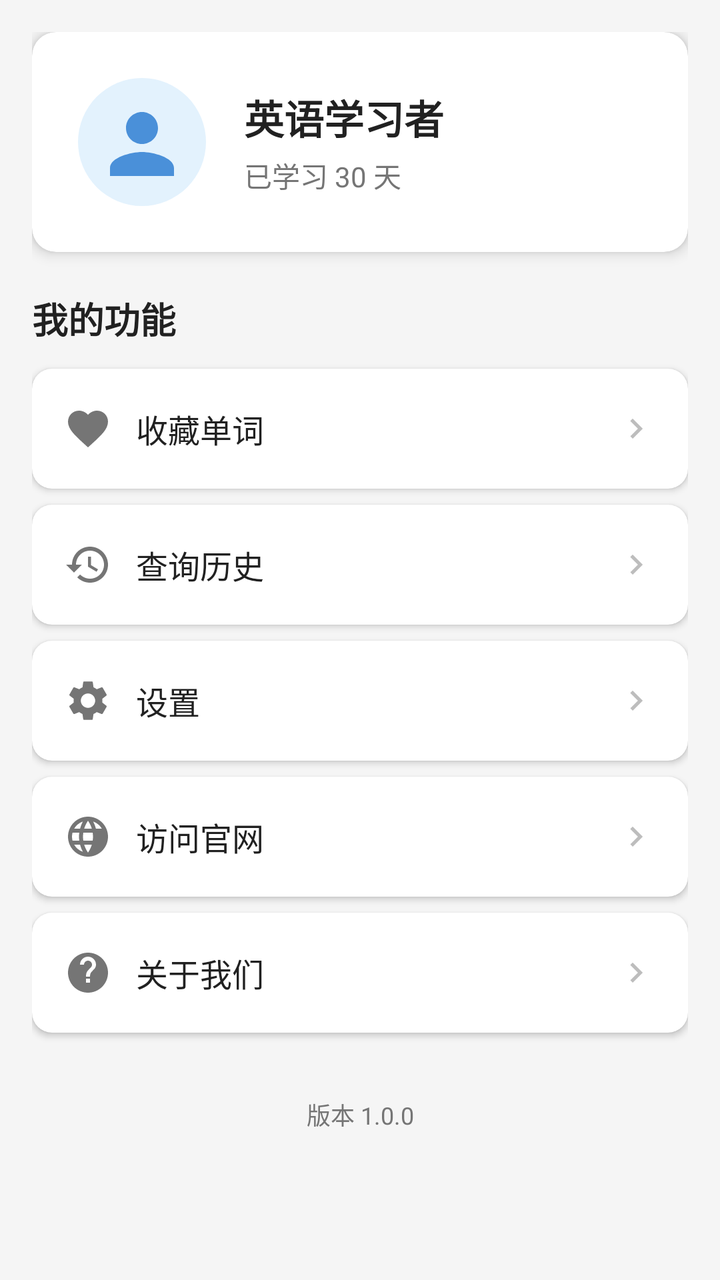
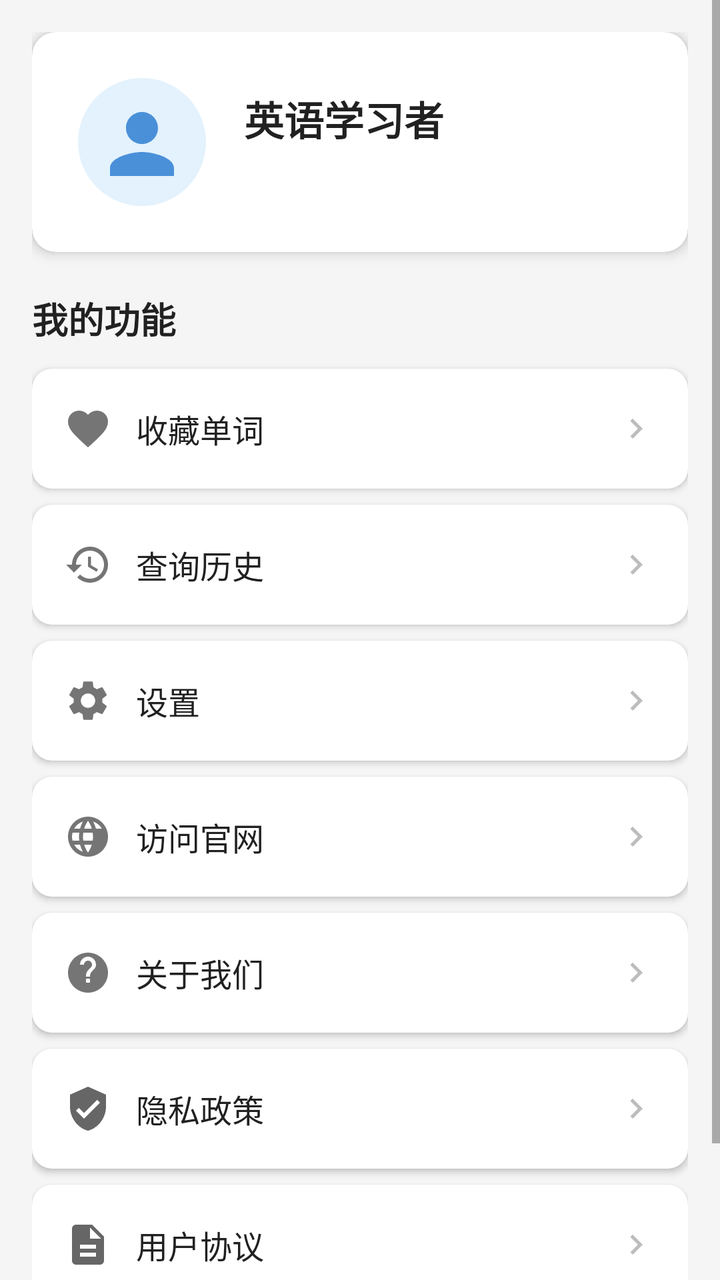

Two renders of the same Android screen: before a commit and after it. Below are the layout's source before the change and the commit's diff.
<!-- AndroidManifest.xml: application theme Theme.EnglishWorld -->
<!-- res/layout/fragment_mine.xml -->
<?xml version="1.0" encoding="utf-8"?>
<ScrollView xmlns:android="http://schemas.android.com/apk/res/android"
    xmlns:app="http://schemas.android.com/apk/res-auto"
    android:layout_width="match_parent"
    android:layout_height="match_parent"
    android:background="@color/background_color">

    <LinearLayout
        android:layout_width="match_parent"
        android:layout_height="wrap_content"
        android:orientation="vertical"
        android:padding="16dp">

        
        <androidx.cardview.widget.CardView
            android:layout_width="match_parent"
            android:layout_height="wrap_content"
            android:layout_marginBottom="20dp"
            app:cardCornerRadius="12dp"
            app:cardElevation="4dp">

            <LinearLayout
                android:layout_width="match_parent"
                android:layout_height="wrap_content"
                android:gravity="center_vertical"
                android:orientation="horizontal"
                android:padding="20dp">

                <ImageView
                    android:layout_width="70dp"
                    android:layout_height="70dp"
                    android:src="@drawable/ic_avatar"
                    android:contentDescription="头像" />

                <LinearLayout
                    android:layout_width="0dp"
                    android:layout_height="wrap_content"
                    android:layout_marginStart="16dp"
                    android:layout_weight="1"
                    android:orientation="vertical">

                    <TextView
                        android:layout_width="wrap_content"
                        android:layout_height="wrap_content"
                        android:text="英语学习者"
                        android:textColor="@color/text_primary"
                        android:textSize="20sp"
                        android:textStyle="bold" />

                    <TextView
                        android:layout_width="wrap_content"
                        android:layout_height="wrap_content"
                        android:layout_marginTop="4dp"
                        android:text="已学习 30 天"
                        android:textColor="@color/text_secondary"
                        android:textSize="14sp" />

                </LinearLayout>

            </LinearLayout>

        </androidx.cardview.widget.CardView>

        
        <TextView
            android:layout_width="wrap_content"
            android:layout_height="wrap_content"
            android:layout_marginBottom="12dp"
            android:text="我的功能"
            android:textColor="@color/text_primary"
            android:textSize="18sp"
            android:textStyle="bold" />

        <androidx.cardview.widget.CardView
            android:id="@+id/cardFavorite"
            android:layout_width="match_parent"
            android:layout_height="60dp"
            android:layout_marginBottom="8dp"
            app:cardCornerRadius="10dp"
            app:cardElevation="2dp">

            <LinearLayout
                android:layout_width="match_parent"
                android:layout_height="match_parent"
                android:gravity="center_vertical"
                android:orientation="horizontal"
                android:paddingHorizontal="16dp">

                <ImageView
                    android:layout_width="24dp"
                    android:layout_height="24dp"
                    android:src="@drawable/ic_favorite" />

                <TextView
                    android:layout_width="0dp"
                    android:layout_height="wrap_content"
                    android:layout_marginStart="12dp"
                    android:layout_weight="1"
                    android:text="收藏单词"
                    android:textColor="@color/text_primary"
                    android:textSize="16sp" />

                <ImageView
                    android:layout_width="20dp"
                    android:layout_height="20dp"
                    android:src="@drawable/ic_arrow_right" />

            </LinearLayout>

        </androidx.cardview.widget.CardView>

        <androidx.cardview.widget.CardView
            android:id="@+id/cardHistory"
            android:layout_width="match_parent"
            android:layout_height="60dp"
            android:layout_marginBottom="8dp"
            app:cardCornerRadius="10dp"
            app:cardElevation="2dp">

            <LinearLayout
                android:layout_width="match_parent"
                android:layout_height="match_parent"
                android:gravity="center_vertical"
                android:orientation="horizontal"
                android:paddingHorizontal="16dp">

                <ImageView
                    android:layout_width="24dp"
                    android:layout_height="24dp"
                    android:src="@drawable/ic_history" />

                <TextView
                    android:layout_width="0dp"
                    android:layout_height="wrap_content"
                    android:layout_marginStart="12dp"
                    android:layout_weight="1"
                    android:text="查询历史"
                    android:textColor="@color/text_primary"
                    android:textSize="16sp" />

                <ImageView
                    android:layout_width="20dp"
                    android:layout_height="20dp"
                    android:src="@drawable/ic_arrow_right" />

            </LinearLayout>

        </androidx.cardview.widget.CardView>

        <androidx.cardview.widget.CardView
            android:id="@+id/cardSettings"
            android:layout_width="match_parent"
            android:layout_height="60dp"
            android:layout_marginBottom="8dp"
            app:cardCornerRadius="10dp"
            app:cardElevation="2dp">

            <LinearLayout
                android:layout_width="match_parent"
                android:layout_height="match_parent"
                android:gravity="center_vertical"
                android:orientation="horizontal"
                android:paddingHorizontal="16dp">

                <ImageView
                    android:layout_width="24dp"
                    android:layout_height="24dp"
                    android:src="@drawable/ic_settings" />

                <TextView
                    android:layout_width="0dp"
                    android:layout_height="wrap_content"
                    android:layout_marginStart="12dp"
                    android:layout_weight="1"
                    android:text="设置"
                    android:textColor="@color/text_primary"
                    android:textSize="16sp" />

                <ImageView
                    android:layout_width="20dp"
                    android:layout_height="20dp"
                    android:src="@drawable/ic_arrow_right" />

            </LinearLayout>

        </androidx.cardview.widget.CardView>

        <androidx.cardview.widget.CardView
            android:id="@+id/cardWebsite"
            android:layout_width="match_parent"
            android:layout_height="60dp"
            android:layout_marginBottom="8dp"
            app:cardCornerRadius="10dp"
            app:cardElevation="2dp">

            <LinearLayout
                android:layout_width="match_parent"
                android:layout_height="match_parent"
                android:gravity="center_vertical"
                android:orientation="horizontal"
                android:paddingHorizontal="16dp">

                <ImageView
                    android:layout_width="24dp"
                    android:layout_height="24dp"
                    android:src="@drawable/ic_website" />

                <TextView
                    android:layout_width="0dp"
                    android:layout_height="wrap_content"
                    android:layout_marginStart="12dp"
                    android:layout_weight="1"
                    android:text="访问官网"
                    android:textColor="@color/text_primary"
                    android:textSize="16sp" />

                <ImageView
                    android:layout_width="20dp"
                    android:layout_height="20dp"
                    android:src="@drawable/ic_arrow_right" />

            </LinearLayout>

        </androidx.cardview.widget.CardView>

        <androidx.cardview.widget.CardView
            android:id="@+id/cardAbout"
            android:layout_width="match_parent"
            android:layout_height="60dp"
            android:layout_marginBottom="8dp"
            app:cardCornerRadius="10dp"
            app:cardElevation="2dp">

            <LinearLayout
                android:layout_width="match_parent"
                android:layout_height="match_parent"
                android:gravity="center_vertical"
                android:orientation="horizontal"
                android:paddingHorizontal="16dp">

                <ImageView
                    android:layout_width="24dp"
                    android:layout_height="24dp"
                    android:src="@drawable/ic_about" />

                <TextView
                    android:layout_width="0dp"
                    android:layout_height="wrap_content"
                    android:layout_marginStart="12dp"
                    android:layout_weight="1"
                    android:text="关于我们"
                    android:textColor="@color/text_primary"
                    android:textSize="16sp" />

                <ImageView
                    android:layout_width="20dp"
                    android:layout_height="20dp"
                    android:src="@drawable/ic_arrow_right" />

            </LinearLayout>

        </androidx.cardview.widget.CardView>

        
        <TextView
            android:layout_width="match_parent"
            android:layout_height="wrap_content"
            android:layout_marginTop="24dp"
            android:gravity="center"
            android:text="版本 1.0.0"
            android:textColor="@color/text_secondary"
            android:textSize="12sp" />

    </LinearLayout>

</ScrollView>
<!-- resources referenced by this layout -->
<resources>
  <color name="background_color">#FFF5F5F5</color>
  <color name="text_primary">#FF212121</color>
  <color name="text_secondary">#FF757575</color>
  <!-- drawable ic_arrow_right (drawable) -->
  <?xml version="1.0" encoding="utf-8"?>
  <vector xmlns:android="http://schemas.android.com/apk/res/android"
      android:width="24dp"
      android:height="24dp"
      android:viewportWidth="24"
      android:viewportHeight="24">
      <path
          android:fillColor="#BDBDBD"
          android:pathData="M8.59,16.59L13.17,12 8.59,7.41 10,6l6,6 -6,6z"/>
  </vector>
  <!-- drawable ic_favorite (drawable) -->
  <?xml version="1.0" encoding="utf-8"?>
  <vector xmlns:android="http://schemas.android.com/apk/res/android"
      android:width="24dp"
      android:height="24dp"
      android:viewportWidth="24"
      android:viewportHeight="24">
      <path
          android:fillColor="#757575"
          android:pathData="M12,21.35l-1.45,-1.32C5.4,15.36 2,12.28 2,8.5 2,5.42 4.42,3 7.5,3c1.74,0 3.41,0.81 4.5,2.09C13.09,3.81 14.76,3 16.5,3 19.58,3 22,5.42 22,8.5c0,3.78 -3.4,6.86 -8.55,11.54L12,21.35z"/>
  </vector>
  <!-- drawable ic_history (drawable) -->
  <?xml version="1.0" encoding="utf-8"?>
  <vector xmlns:android="http://schemas.android.com/apk/res/android"
      android:width="24dp"
      android:height="24dp"
      android:viewportWidth="24"
      android:viewportHeight="24">
      <path
          android:fillColor="#757575"
          android:pathData="M13,3c-4.97,0 -9,4.03 -9,9H1l3.89,3.89 0.07,0.14L9,12H6c0,-3.87 3.13,-7 7,-7s7,3.13 7,7 -3.13,7 -7,7c-1.93,0 -3.68,-0.79 -4.94,-2.06l-1.42,1.42C8.27,19.99 10.51,21 13,21c4.97,0 9,-4.03 9,-9s-4.03,-9 -9,-9zM12,8v5l4.28,2.54 0.72,-1.21 -3.5,-2.08V8H12z"/>
  </vector>
  <style name="Theme.EnglishWorld" parent="Theme.MaterialComponents.Light.NoActionBar">
          <item name="colorPrimary">@color/primary_color</item>
          <item name="colorPrimaryVariant">@color/primary_dark</item>
          <item name="colorOnPrimary">@color/white</item>
          <item name="colorSecondary">@color/accent_color</item>
          <item name="colorOnSecondary">@color/white</item>
          <item name="android:statusBarColor" tools:targetApi="l">@color/primary_dark</item>
      </style>
  <color name="primary_color">#FF4A90D9</color>
  <color name="primary_dark">#FF357ABD</color>
  <color name="white">#FFFFFFFF</color>
  <color name="accent_color">#FFFF6B6B</color>
  <!-- unchanged entries left out for length: 4 -->
</resources>

<!-- the commit's change to res/layout/fragment_mine.xml (unified diff, before → after) -->
@@ -48,10 +48,10 @@
                         android:textStyle="bold" />
 
                     <TextView
+                        android:id="@+id/textStudyDays"
                         android:layout_width="wrap_content"
                         android:layout_height="wrap_content"
                         android:layout_marginTop="4dp"
-                        android:text="已学习 30 天"
                         android:textColor="@color/text_secondary"
                         android:textSize="14sp" />
 
@@ -261,13 +261,89 @@
 
         </androidx.cardview.widget.CardView>
 
+        <androidx.cardview.widget.CardView
+            android:id="@+id/cardPrivacy"
+            android:layout_width="match_parent"
+            android:layout_height="60dp"
+            android:layout_marginBottom="8dp"
+            app:cardCornerRadius="10dp"
+            app:cardElevation="2dp">
+
+            <LinearLayout
+                android:layout_width="match_parent"
+                android:layout_height="match_parent"
+                android:gravity="center_vertical"
+                android:orientation="horizontal"
+                android:paddingHorizontal="16dp">
+
+                <ImageView
+                    android:layout_width="24dp"
+                    android:layout_height="24dp"
+                    android:src="@drawable/ic_privacy" />
+
+                <TextView
+                    android:layout_width="0dp"
+                    android:layout_height="wrap_content"
+                    android:layout_marginStart="12dp"
+                    android:layout_weight="1"
+                    android:text="隐私政策"
+                    android:textColor="@color/text_primary"
+                    android:textSize="16sp" />
+
+                <ImageView
+                    android:layout_width="20dp"
+                    android:layout_height="20dp"
+                    android:src="@drawable/ic_arrow_right" />
+
+            </LinearLayout>
+
+        </androidx.cardview.widget.CardView>
+
+        <androidx.cardview.widget.CardView
+            android:id="@+id/cardTerms"
+            android:layout_width="match_parent"
+            android:layout_height="60dp"
+            android:layout_marginBottom="8dp"
+            app:cardCornerRadius="10dp"
+            app:cardElevation="2dp">
+
+            <LinearLayout
+                android:layout_width="match_parent"
+                android:layout_height="match_parent"
+                android:gravity="center_vertical"
+                android:orientation="horizontal"
+                android:paddingHorizontal="16dp">
+
+                <ImageView
+                    android:layout_width="24dp"
+                    android:layout_height="24dp"
+                    android:src="@drawable/ic_terms" />
+
+                <TextView
+                    android:layout_width="0dp"
+                    android:layout_height="wrap_content"
+                    android:layout_marginStart="12dp"
+                    android:layout_weight="1"
+                    android:text="用户协议"
+                    android:textColor="@color/text_primary"
+                    android:textSize="16sp" />
+
+                <ImageView
+                    android:layout_width="20dp"
+                    android:layout_height="20dp"
+                    android:src="@drawable/ic_arrow_right" />
+
+            </LinearLayout>
+
+        </androidx.cardview.widget.CardView>
+
         
         <TextView
+            android:id="@+id/textVersion"
             android:layout_width="match_parent"
             android:layout_height="wrap_content"
             android:layout_marginTop="24dp"
             android:gravity="center"
-            android:text="版本 1.0.0"
             android:textColor="@color/text_secondary"
             android:textSize="12sp" />
 
<!-- resource entries referenced after the edit -->
@@ -36,6 +36,30 @@
           android:fillColor="#757575"
           android:pathData="M13,3c-4.97,0 -9,4.03 -9,9H1l3.89,3.89 0.07,0.14L9,12H6c0,-3.87 3.13,-7 7,-7s7,3.13 7,7 -3.13,7 -7,7c-1.93,0 -3.68,-0.79 -4.94,-2.06l-1.42,1.42C8.27,19.99 10.51,21 13,21c4.97,0 9,-4.03 9,-9s-4.03,-9 -9,-9zM12,8v5l4.28,2.54 0.72,-1.21 -3.5,-2.08V8H12z"/>
   </vector>
+  <!-- drawable ic_privacy (drawable) -->
+  <?xml version="1.0" encoding="utf-8"?>
+  <vector xmlns:android="http://schemas.android.com/apk/res/android"
+      android:width="24dp"
+      android:height="24dp"
+      android:viewportWidth="24"
+      android:viewportHeight="24"
+      android:tint="?attr/colorControlNormal">
+      <path
+          android:fillColor="@color/primary_color"
+          android:pathData="M12,1L3,5v6c0,5.55 3.84,10.74 9,12 5.16,-1.26 9,-6.45 9,-12L21,5l-9,-4zM10,17l-4,-4 1.41,-1.41L10,14.17l6.59,-6.59L18,9l-8,8z" />
+  </vector>
+  <!-- drawable ic_terms (drawable) -->
+  <?xml version="1.0" encoding="utf-8"?>
+  <vector xmlns:android="http://schemas.android.com/apk/res/android"
+      android:width="24dp"
+      android:height="24dp"
+      android:viewportWidth="24"
+      android:viewportHeight="24"
+      android:tint="?attr/colorControlNormal">
+      <path
+          android:fillColor="@color/primary_color"
+          android:pathData="M14,2L6,2c-1.1,0 -1.99,0.9 -1.99,2L4,20c0,1.1 0.89,2 1.99,2L18,22c1.1,0 2,-0.9 2,-2L20,8l-6,-6zM16,18L8,18v-2h8v2zM16,14L8,14v-2h8v2zM13,9L13,3.5L18.5,9L13,9z" />
+  </vector>
   <style name="Theme.EnglishWorld" parent="Theme.MaterialComponents.Light.NoActionBar">
           <item name="colorPrimary">@color/primary_color</item>
           <item name="colorPrimaryVariant">@color/primary_dark</item>
